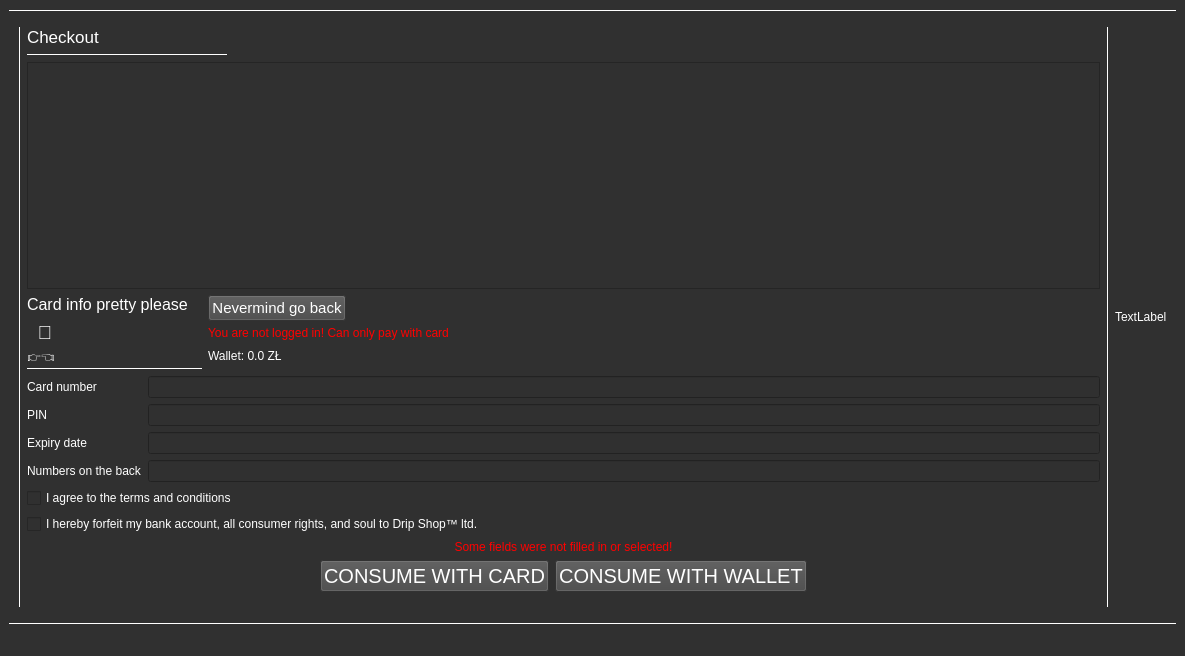
Above: project/mainwindow.ui from hnowakowski/Online-shop-simulator before the change. Below: the same form after it.
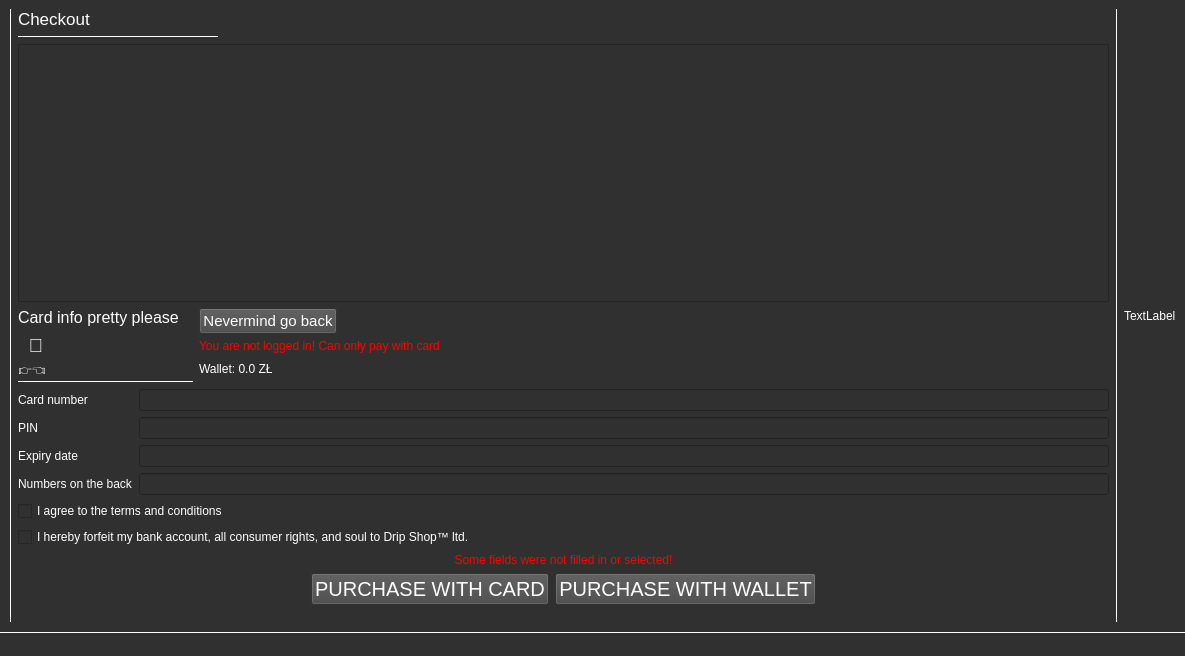
That is the form after the change. The open tabs and pages were chosen to show the change.

Commit message: Change a bit of text on buttons

```diff
--- a/project/mainwindow.ui
+++ b/project/mainwindow.ui
@@ -32,16 +32,21 @@
     <string notr="true"/>
    </property>
    <layout class="QVBoxLayout" name="verticalLayout">
-    <item>
-     <widget class="Line" name="line_12">
-      <property name="frameShadow">
-       <enum>QFrame::Shadow::Plain</enum>
-      </property>
-      <property name="orientation">
-       <enum>Qt::Orientation::Horizontal</enum>
-      </property>
-     </widget>
-    </item>
+    <property name="spacing">
+     <number>0</number>
+    </property>
+    <property name="leftMargin">
+     <number>0</number>
+    </property>
+    <property name="topMargin">
+     <number>0</number>
+    </property>
+    <property name="rightMargin">
+     <number>0</number>
+    </property>
+    <property name="bottomMargin">
+     <number>0</number>
+    </property>
     <item>
      <widget class="QStackedWidget" name="stackedWidget">
       <property name="currentIndex">
@@ -926,8 +931,8 @@
                 <rect>
                  <x>0</x>
                  <y>0</y>
-                 <width>1070</width>
-                 <height>161</height>
+                 <width>1088</width>
+                 <height>192</height>
                 </rect>
                </property>
               </widget>
@@ -1180,7 +1185,7 @@
                  </font>
                 </property>
                 <property name="text">
-                 <string>CONSUME WITH CARD</string>
+                 <string>PURCHASE WITH CARD</string>
                 </property>
                </widget>
               </item>
@@ -1198,7 +1203,7 @@
                  </font>
                 </property>
                 <property name="text">
-                 <string>CONSUME WITH WALLET</string>
+                 <string>PURCHASE WITH WALLET</string>
                 </property>
                </widget>
               </item>
```
Left out of the diff: 26 changed lines with no effect on the pictures. The commit also changes 1 other file.
